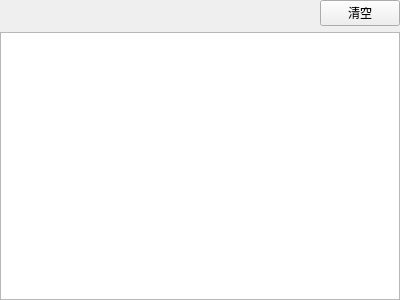
Before: the Qt Designer form src/widget/wglog.ui in Dragon-qing/ToolKit, drawn with Qt 5.
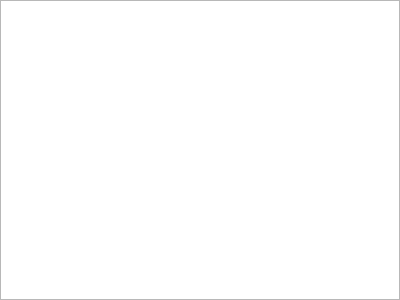
After: the same form once the commit is applied. Custom widgets are drawn as their Qt base class.

Commit message: 优化界面，修改配色

The edit to the form file:
```diff
--- a/src/widget/wglog.ui
+++ b/src/widget/wglog.ui
@@ -28,27 +28,7 @@
    </property>
    <item>
     <layout class="QGridLayout" name="gridLayout">
-     <item row="1" column="1">
-      <widget class="QPushButton" name="clearBtn">
-       <property name="text">
-        <string>清空</string>
-       </property>
-      </widget>
-     </item>
-     <item row="1" column="0">
-      <spacer name="horizontalSpacer">
-       <property name="orientation">
-        <enum>Qt::Horizontal</enum>
-       </property>
-       <property name="sizeHint" stdset="0">
-        <size>
-         <width>40</width>
-         <height>20</height>
-        </size>
-       </property>
-      </spacer>
-     </item>
-     <item row="2" column="0" colspan="2">
+     <item row="1" column="0" colspan="2">
       <widget class="LogTab" name="tableView"/>
      </item>
     </layout>
```
The commit also changes 7 other files.
